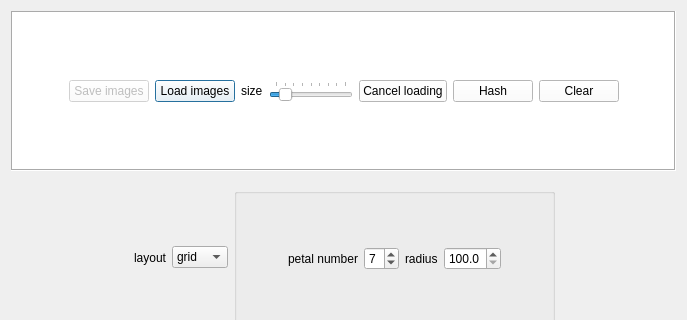
Before: the Qt Designer form forms/MainWindow.ui in czimbortibor/Large-annotated-image-collection-management, drawn with Qt 5; both pictures show x 0 to 687 and y 0 to 320 of the 687 by 515 pixel window.
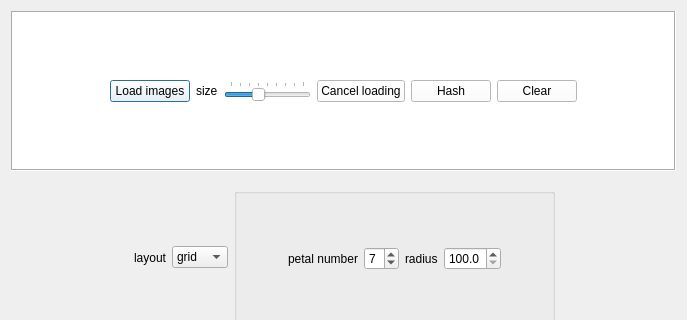
After: the same form once the commit is applied. Icons and pictures are not drawn.

What changed in the file:
```diff
--- a/forms/MainWindow.ui
+++ b/forms/MainWindow.ui
@@ -51,19 +51,6 @@
            </property>
           </spacer>
          </item>
-         <item>
-          <widget class="QPushButton" name="btn_save">
-           <property name="enabled">
-            <bool>false</bool>
-           </property>
-           <property name="styleSheet">
-            <string notr="true"/>
-           </property>
-           <property name="text">
-            <string>Save images</string>
-           </property>
-          </widget>
-         </item>
          <item>
           <widget class="QPushButton" name="btn_load">
            <property name="styleSheet">
@@ -102,7 +89,7 @@
             <number>20</number>
            </property>
            <property name="value">
-            <number>60</number>
+            <number>100</number>
            </property>
            <property name="orientation">
             <enum>Qt::Horizontal</enum>
```
